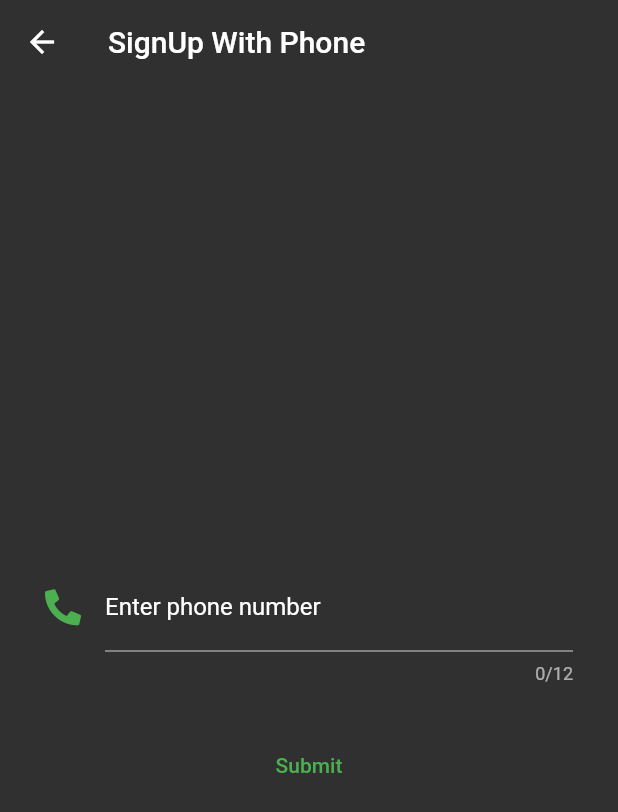
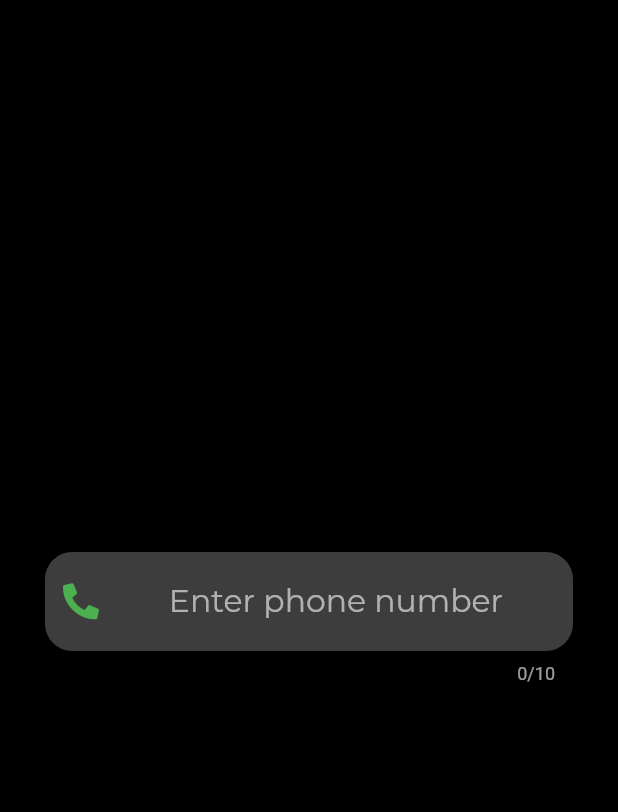
Before and after one commit to Raunakk02/Othello-flutter, a Flutter app: the screen it shows after launch, after a tap on "Sign In With Phone", on a phone screen of 412 x 824 dp. Shown: the top 812 px of the screen. Run offline on Flutter 3.47's test engine with Material 2 defaults, Android fonts, the phone set to English and light mode, and no system bars; our stand-ins replace cached_network_image, cloud_firestore, firebase_auth, firebase_core, flutter_modular, flutter_phoenix and 6 more; accounts and stored records are empty.

Commit message:
big update improved UI for sign in with phone. improved Navigation on sign in and sign out. progressed on online mode.

```diff
--- a/lib/components/side_drawer.dart
+++ b/lib/components/side_drawer.dart
@@ -51,10 +51,10 @@ class _SideDrawerState extends State<SideDrawer> {
             ListTile(
               leading: FaIcon(FontAwesomeIcons.signOutAlt),
               title: Text('Logout'),
-              onTap: () {
+              onTap: () async {
                 final provider =
                     Provider.of<GoogleSignInProvider>(context, listen: false);
-                provider.logout();
+                await provider.logout(context);
               },
             ),
           ],
--- a/lib/main.dart
+++ b/lib/main.dart
@@ -2,6 +2,7 @@ import 'package:firebase_auth/firebase_auth.dart';
 import 'package:flutter/material.dart';
 import 'package:flutter/services.dart';
 import 'package:flutter_modular/flutter_modular.dart';
+import 'package:flutter_phoenix/flutter_phoenix.dart';
 import 'package:othello/providers/google_sign_in.dart';
 import 'package:othello/screens/signup_screen.dart';
 import 'package:hive/hive.dart';
@@ -21,7 +22,7 @@ void main() async {
   SystemChrome.setPreferredOrientations([
     DeviceOrientation.portraitUp,
   ]);
-  runApp(ModularApp(module: AppModule(), child: MyApp()));
+  runApp(Phoenix(child: ModularApp(module: AppModule(), child: MyApp())));
 }
 
 class MyApp extends StatelessWidget {
@@ -43,33 +44,38 @@ class MyApp extends StatelessWidget {
                 ThemeData.dark().floatingActionButtonTheme.copyWith(
                       backgroundColor: Colors.brown,
                     ),
-        ),
+            textTheme: TextTheme(
+              headline1: Globals.primaryTextStyle,
+            )),
       ).modular(),
     );
   }
 }
 
-class MainPage extends StatelessWidget {
+class MainPage extends StatefulWidget {
+  @override
+  _MainPageState createState() => _MainPageState();
+}
+
+class _MainPageState extends State<MainPage> {
+  var user = FirebaseAuth.instance.currentUser;
+
+  @override
+  void initState() {
+    FirebaseAuth.instance.authStateChanges().listen((user) {
+      this.user = user;
+      setState(() {});
+      WidgetsBinding.instance!.addPostFrameCallback((timeStamp) {
+        Navigator.popUntil(context, ModalRoute.withName('/'));
+      });
+    });
+    super.initState();
+  }
+
   @override
   Widget build(BuildContext context) {
     Globals.mediaQueryData = MediaQuery.of(context);
-    return StreamBuilder(
-      stream: FirebaseAuth.instance.userChanges(),
-      builder: (_, AsyncSnapshot<User?> authSnapshot) {
-        final provider =
-            Provider.of<GoogleSignInProvider>(context, listen: false);
-        if (provider.isSigningIn) {
-          return Center(
-            child: CircularProgressIndicator(
-              backgroundColor: Colors.brown,
-            ),
-          );
-        } else if (authSnapshot.hasData) {
+    if (user == null) return SignUpScreen();
     return MainMenu();
-        } else {
-          return SignUpScreen();
-        }
-      },
-    );
   }
 }
--- /dev/null
+++ b/lib/objects/profile.dart
@@ -0,0 +1,28 @@
+import 'package:othello/objects/savable.dart';
+
+class Profile extends Savable {
+  Profile(String name, this.id): this._name = name;
+
+  Profile.fromMap(Map<String, dynamic> map)
+      : assert(map['name'] == null),
+        assert(map['id'] == null),
+        this._name = map['name'],
+        this.id = map['id'],
+        this._photoURL = map['photoURL'],
+        this._totalScore = map['totalScore'];
+
+  String _name;
+  final String id;
+  String? _photoURL;
+  double? _totalScore;
+
+  String get name => _name;
+
+  @override
+  Map<String, dynamic> toMap() => {
+        'name': _name,
+        'id': id,
+        'photoURL': _photoURL,
+        'totalScore': _totalScore,
+      };
+}
--- a/lib/screens/phone_input_screen.dart
+++ b/lib/screens/phone_input_screen.dart
@@ -1,71 +1,67 @@
 import 'package:flutter/material.dart';
 import 'package:flutter/services.dart';
 import 'package:font_awesome_flutter/font_awesome_flutter.dart';
+import 'package:google_fonts/google_fonts.dart';
 import 'package:othello/screens/otp_screen.dart';
+import 'package:othello/utils/globals.dart';
 
 class PhoneInputScreen extends StatefulWidget {
   static const routeName = '/phone-input-screen';
+
   @override
   _PhoneInputScreenState createState() => _PhoneInputScreenState();
 }
 
 class _PhoneInputScreenState extends State<PhoneInputScreen> {
   var phoneNumberController = TextEditingController();
+  final _formKey = GlobalKey<FormState>();
 
   @override
   Widget build(BuildContext context) {
     return Scaffold(
-      appBar: AppBar(
-        elevation: 0,
-        backgroundColor: Colors.transparent,
-        title: Text('SignUp With Phone'),
-      ),
-      body: Column(
-        mainAxisAlignment: MainAxisAlignment.center,
-        children: [
-          Container(
+      backgroundColor: Colors.black,
+      body: Form(
+        key: _formKey,
+        child: Center(
+          child: Container(
             margin: EdgeInsets.all(30),
-            child: TextField(
+            child: TextFormField(
               key: Key('phoneTextField'),
+              style: GoogleFonts.montserrat(fontSize: Globals.primaryFontSize),
+              textAlign: TextAlign.center,
               decoration: InputDecoration(
-                labelText: 'Enter phone number',
-                icon: FaIcon(
+                hintText: 'Enter phone number',
+                prefixIcon: Icon(
                   FontAwesomeIcons.phoneAlt,
                   color: Colors.green,
                 ),
-                labelStyle: TextStyle(
-                  color: Colors.white,
+                border: OutlineInputBorder(
+                  borderRadius: Globals.borderRadius,
+                  borderSide: BorderSide.none,
                 ),
-                hintText: 'Eg:- 8888844444',
-                enabledBorder: UnderlineInputBorder(
-                  borderSide: BorderSide(color: Colors.grey),
-                ),
-                focusedBorder: UnderlineInputBorder(
-                  borderSide: BorderSide(color: Colors.green),
-                ),
+                fillColor: Colors.white24,
+                filled: true,
               ),
               controller: phoneNumberController,
               keyboardType: TextInputType.number,
-              maxLength: 12,
+              maxLength: 10,
               maxLengthEnforcement: MaxLengthEnforcement.enforced,
+              onFieldSubmitted: (text) {
+                if (_formKey.currentState?.validate() != true) return;
+                Navigator.of(context).push(MaterialPageRoute(
+                  builder: (context) => OtpScreen('+91' + text),
+                ));
+              },
+              validator: (text) {
+                if (text == null || text.isEmpty)
+                  return "Please Enter Phone Number";
+                double? number = double.tryParse(text);
+                if (number == null || number < 1e+9)
+                  return "Please Enter Valid Number";
+              },
             ),
           ),
-          TextButton(
-            key: Key('confirmPhoneButton'),
-            onPressed: () {
-              if (phoneNumberController.text != '') {
-                Navigator.of(context).pushNamed(
-                  OtpScreen.routeName,
-                  arguments: '+91' + phoneNumberController.text.trim(),
-                );
-              }
-            },
-            child: Text('Submit'),
-            style: TextButton.styleFrom(
-              primary: Colors.green,
-            ),
-          ),
-        ],
+        ),
       ),
     );
   }
--- a/lib/utils/app_module.dart
+++ b/lib/utils/app_module.dart
@@ -1,7 +1,7 @@
 import 'package:flutter_modular/flutter_modular.dart';
 import 'package:othello/main.dart';
 import 'package:othello/screens/game_room.dart';
-import 'package:othello/screens/otp_screen.dart';
+import 'package:othello/screens/online_rooms.dart';
 import 'package:othello/screens/phone_input_screen.dart';
 import 'package:othello/screens/signup_screen.dart';
 
@@ -17,10 +17,10 @@ class AppModule extends Module {
     ChildRoute(SignUpScreen.routeName, child: (_, __) => SignUpScreen()),
     ChildRoute(PhoneInputScreen.routeName,
         child: (_, __) => PhoneInputScreen()),
-    ChildRoute(OtpScreen.routeName, child: (_, __) => OtpScreen()),
     ChildRoute(GameRoom.offlinePvCRouteName,
         child: (_, __) => GameRoom.offlinePvC()),
     ChildRoute(GameRoom.offlinePvPRouteName,
         child: (_, __) => GameRoom.offlinePvP()),
+    ChildRoute(OnlineRooms.routeName, child: (_, __) => OnlineRooms()),
   ];
 }
--- a/lib/utils/globals.dart
+++ b/lib/utils/globals.dart
@@ -1,10 +1,24 @@
+import 'dart:math';
+
 import 'package:flutter/material.dart';
+import 'package:google_fonts/google_fonts.dart';
 import 'package:uuid/uuid.dart';
 
 class Globals {
   static Uuid uuid = Uuid();
   static MediaQueryData? _mediaQueryData;
+
   static set mediaQueryData(MediaQueryData data) => _mediaQueryData = data;
+
   static double get screenWidth => _mediaQueryData?.size.width ?? 500;
+  static double get maxScreenWidth => max(screenWidth, 600);
+
   static double get screenHeight => _mediaQueryData?.size.height ?? 500;
+
+  static final TextStyle primaryTextStyle = GoogleFonts.montserrat(
+    fontSize: Globals.primaryFontSize,
+  );
+  static final double primaryFontSize = Globals.maxScreenWidth * 0.035;
+  static final BorderRadius borderRadius =
+      BorderRadius.circular((maxScreenWidth * 0.03));
 }
--- a/pubspec.yaml
+++ b/pubspec.yaml
@@ -40,7 +40,9 @@ dependencies:
   hive: ^2.0.0
   hive_flutter: ^1.0.0
 
+
   #miscellaneous
+  flutter_phoenix: ^1.0.0
   google_fonts: ^2.0.0
   intl: ^0.17.0
 
```
Also changed, not shown: lib/components/loading_screen.dart (added, +64 -0 lines), lib/extensions/string_extensions.dart (added, +7 -0 lines), lib/objects/online_room_meta_data.dart (added, +21 -0 lines), lib/providers/google_sign_in.dart (+24 -4 lines), lib/screens/main_menu.dart (+8 -0 lines), lib/screens/online_rooms.dart (added, +125 -0 lines), lib/screens/otp_screen.dart (+37 -68 lines), lib/utils/networks.dart (added, +50 -0 lines), pubspec.lock, 1 other file. Lines whose indentation alone changed are shown as unchanged.
